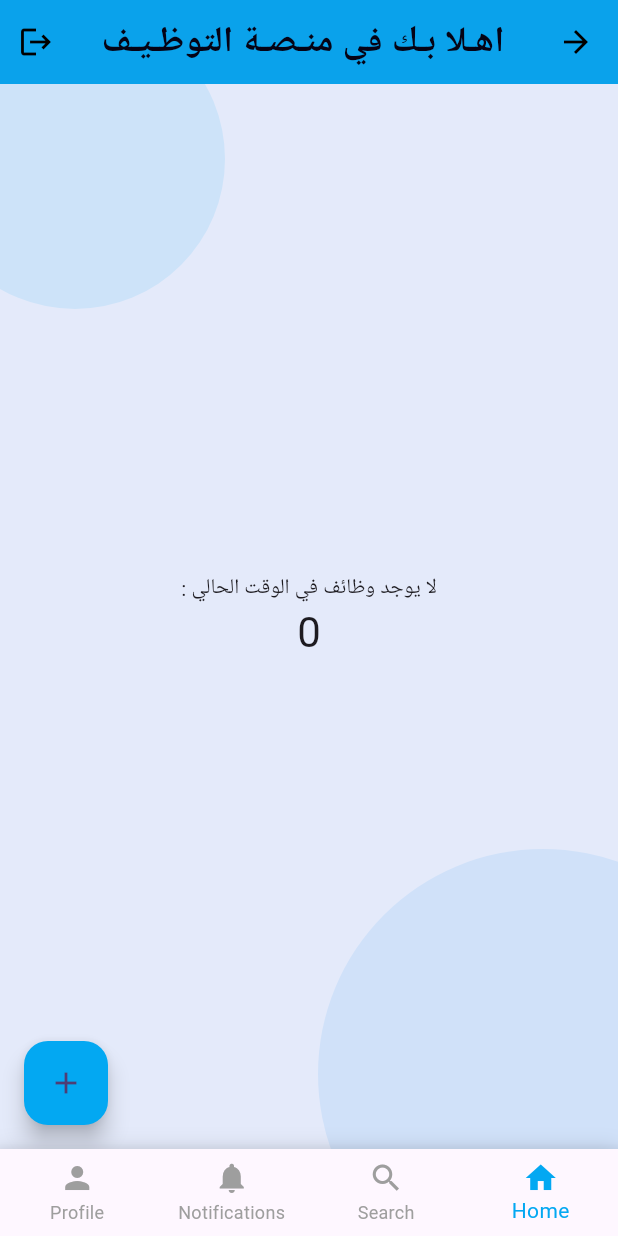
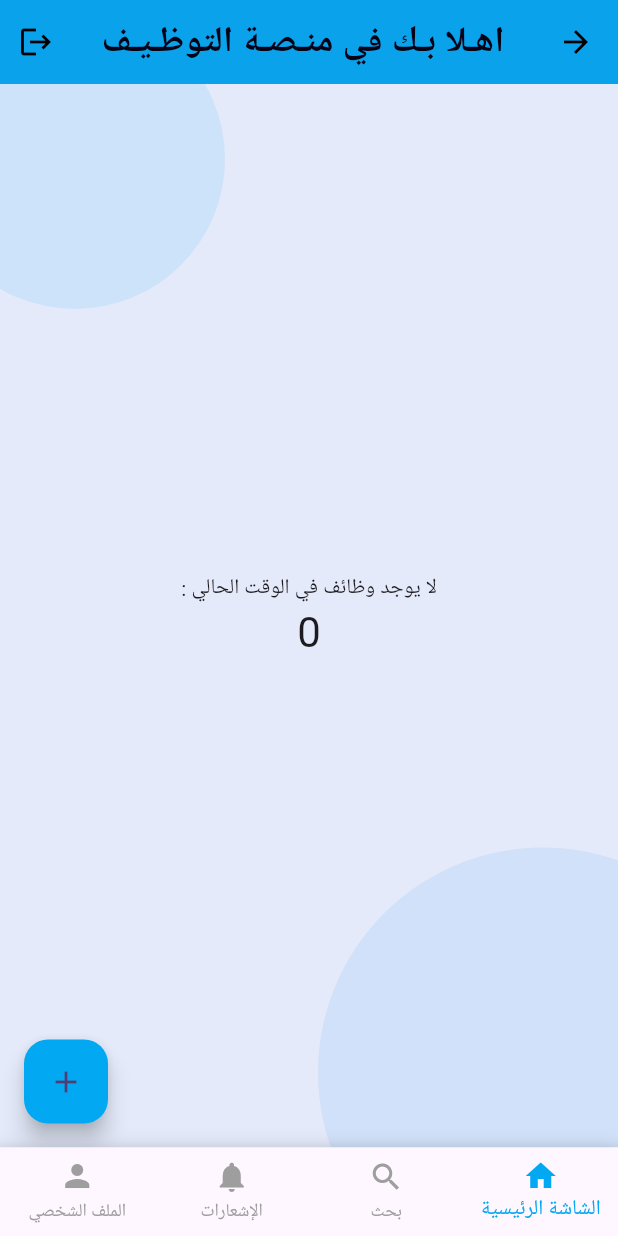
Before and after one commit to Munir600/jobs_platform1, a Flutter app: the MainScreen screen opened by its route, on a phone screen of 412 x 824 dp. Run offline on Flutter 3.47's test engine with Material 3 defaults, Android fonts, the phone set to English and light mode, and no system bars; our stand-ins replace animated_splash_screen, flutter_secure_storage, internet_connection_checker, lottie; accounts and stored records are empty; project files that could hold a hidden picture were left out.

Commit message:
Complete jobs_platform1 sprint 1

```diff
--- a/lib/features/auth/screens/main_screen.dart
+++ b/lib/features/auth/screens/main_screen.dart
@@ -148,19 +148,19 @@ class _MainScreenState extends State<MainScreen> {
           items: const [
             BottomNavigationBarItem(
               icon: Icon(Icons.home),
-              label: 'Home',
+              label: 'الشاشة الرئيسية',
             ),
             BottomNavigationBarItem(
               icon: Icon(Icons.search),
-              label: 'Search',
+              label: 'بحث',
             ),
             BottomNavigationBarItem(
               icon: Icon(Icons.notifications),
-              label: 'Notifications',
+              label: 'الإشعارات',
             ),
             BottomNavigationBarItem(
               icon: Icon(Icons.person),
-              label: 'Profile',
+              label: 'الملف الشخصي',
             ),
           ],
         ),
```
Also changed, not shown: lib/features/companies/screen/EmployerScreen.dart (added, +51 -0 lines), lib/routes/Profile_Router.dart (added, +13 -0 lines), lib/data/models/user_model.dart (line endings or trailing spaces), lib/data/services/storage_service.dart (line endings or trailing spaces), lib/features/auth/repositories/auth_repository.dart (line endings or trailing spaces).
